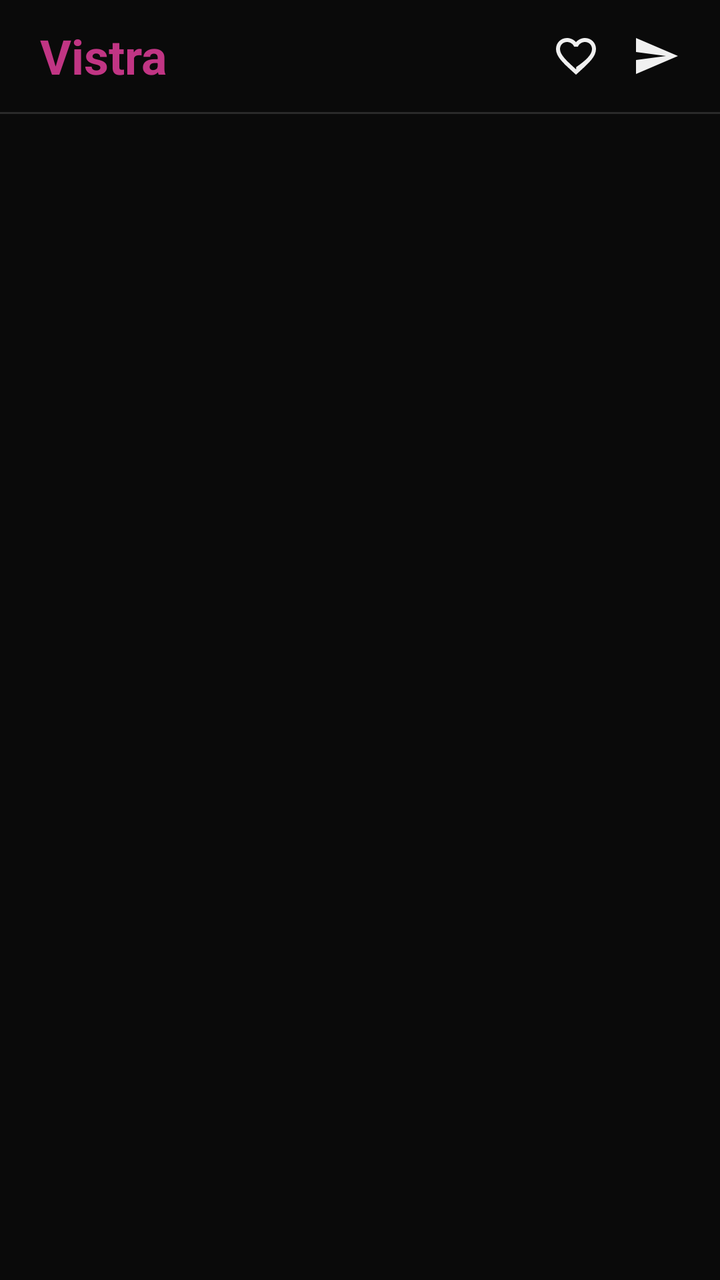
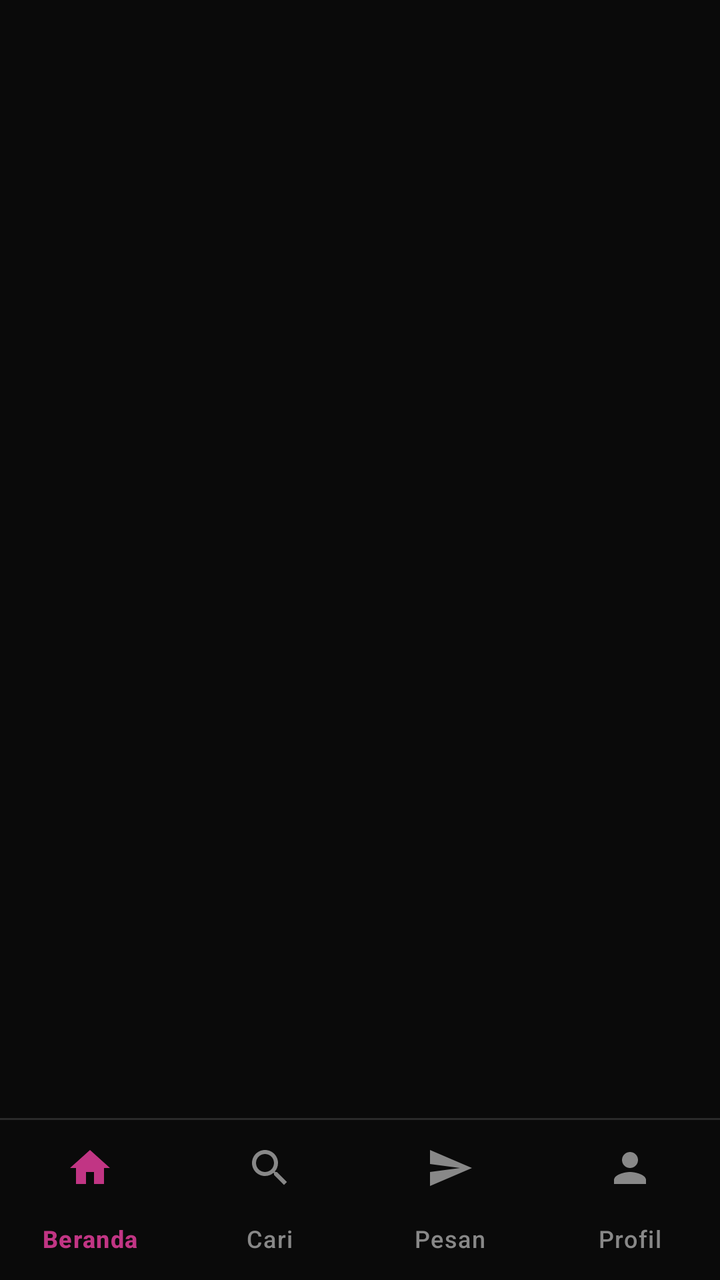

An Android layout rendered at two revisions. The XML below is the earlier revision; the diff shows what the commit changed to produce the second picture.
<!-- AndroidManifest.xml: application theme Theme.Example -->
<!-- res/layout/dashboard.xml -->
<?xml version="1.0" encoding="utf-8"?>
<LinearLayout
    xmlns:android="http://schemas.android.com/apk/res/android"
    android:id="@+id/dashboard"
    android:layout_width="match_parent"
    android:layout_height="match_parent"
    android:orientation="vertical"
    android:background="@color/bg_main">

    <RelativeLayout
        android:layout_width="match_parent"
        android:layout_height="56dp"
        android:paddingHorizontal="20dp">

        <TextView
            android:layout_width="wrap_content"
            android:layout_height="wrap_content"
            android:text="Vistra"
            android:textSize="24sp"
            android:textStyle="bold"
            android:textColor="@color/accent_color"
            android:layout_centerVertical="true"/>

        <LinearLayout
            android:layout_width="wrap_content"
            android:layout_height="wrap_content"
            android:layout_alignParentEnd="true"
            android:layout_centerVertical="true"
            android:orientation="horizontal">

            <ImageView
                android:layout_width="24dp"
                android:layout_height="24dp"
                android:src="@drawable/ic_heart"
                android:layout_marginEnd="16dp"/>

            <ImageView
                android:layout_width="24dp"
                android:layout_height="24dp"
                android:src="@drawable/ic_send"/>
        </LinearLayout>
    </RelativeLayout>

    <View android:layout_width="match_parent" android:layout_height="1dp" android:background="@color/stroke_color"/>

    <androidx.core.widget.NestedScrollView
        android:layout_width="match_parent"
        android:layout_height="match_parent">

        <LinearLayout
            android:layout_width="match_parent"
            android:layout_height="wrap_content"
            android:orientation="vertical">

            <androidx.recyclerview.widget.RecyclerView
                android:id="@+id/rvStories"
                android:layout_width="match_parent"
                android:layout_height="wrap_content"
                android:paddingVertical="16dp"
                android:clipToPadding="false"
                android:paddingHorizontal="20dp"
                android:orientation="horizontal"/>

            <androidx.recyclerview.widget.RecyclerView
                android:id="@+id/rvPosts"
                android:layout_width="match_parent"
                android:layout_height="wrap_content"
                android:nestedScrollingEnabled="false"
                android:orientation="vertical"/>

        </LinearLayout>
    </androidx.core.widget.NestedScrollView>
</LinearLayout>
<!-- resources referenced by this layout -->
<resources>
  <color name="accent_color">#C13584</color>
  <color name="bg_main">#0A0A0A</color>
  <color name="stroke_color">#2A2A2A</color>
  <!-- drawable ic_heart (drawable) -->
  <?xml version="1.0" encoding="utf-8"?>
  <vector xmlns:android="http://schemas.android.com/apk/res/android"
      android:width="24dp" android:height="24dp"
      android:viewportWidth="24" android:viewportHeight="24">
      <path android:fillColor="#F0F0F0"
          android:pathData="M16.5,3c-1.74,0 -3.41,0.81 -4.5,2.09C10.91,3.81 9.24,3 7.5,3 4.42,3 2,5.42 2,8.5c0,3.78 3.4,6.86 8.55,11.54L12,21.35l1.45,-1.32C18.6,15.36 22,12.28 22,8.5 22,5.42 19.58,3 16.5,3zM12.1,18.55l-0.1,0.1 -0.1,-0.1C7.14,14.24 4,11.39 4,8.5 4,6.5 5.5,5 7.5,5c1.54,0 3.04,0.99 3.57,2.36h1.87C13.46,5.99 14.96,5 16.5,5c2,0 3.5,1.5 3.5,3.5 0,2.89 -3.14,5.74 -7.9,9.05z"/>
  </vector>
  <!-- drawable ic_send (drawable) -->
  <?xml version="1.0" encoding="utf-8"?>
  <vector xmlns:android="http://schemas.android.com/apk/res/android"
      android:width="24dp" android:height="24dp"
      android:viewportWidth="24" android:viewportHeight="24">
      <path android:fillColor="#F0F0F0"
          android:pathData="M2.01,21L23,12 2.01,3 2,10l15,2 -15,2z"/>
  </vector>
  <style name="Theme.Example" parent="Base.Theme.Example" />
  <style name="Base.Theme.Example" parent="Theme.Material3.DayNight.NoActionBar">
          
          
      </style>
</resources>

<!-- the commit's change to res/layout/dashboard.xml (unified diff, before → after) -->
@@ -1,73 +1,32 @@
 <?xml version="1.0" encoding="utf-8"?>
-<LinearLayout
-    xmlns:android="http://schemas.android.com/apk/res/android"
+<RelativeLayout xmlns:android="http://schemas.android.com/apk/res/android"
+    xmlns:app="http://schemas.android.com/apk/res-auto"
     android:id="@+id/dashboard"
     android:layout_width="match_parent"
     android:layout_height="match_parent"
-    android:orientation="vertical"
     android:background="@color/bg_main">
 
-    <RelativeLayout
+    <FrameLayout
+        android:id="@+id/fragment_container"
         android:layout_width="match_parent"
-        android:layout_height="56dp"
-        android:paddingHorizontal="20dp">
+        android:layout_height="match_parent"
+        android:layout_above="@id/bottom_navigation" />
 
-        <TextView
-            android:layout_width="wrap_content"
-            android:layout_height="wrap_content"
-            android:text="Vistra"
-            android:textSize="24sp"
-            android:textStyle="bold"
-            android:textColor="@color/accent_color"
-            android:layout_centerVertical="true"/>
+    <View
+        android:layout_width="match_parent"
+        android:layout_height="1dp"
+        android:layout_above="@id/bottom_navigation"
+        android:background="@color/stroke_color" />
 
-        <LinearLayout
-            android:layout_width="wrap_content"
-            android:layout_height="wrap_content"
-            android:layout_alignParentEnd="true"
-            android:layout_centerVertical="true"
-            android:orientation="horizontal">
+    <com.google.android.material.bottomnavigation.BottomNavigationView
+        android:id="@+id/bottom_navigation"
+        android:layout_width="match_parent"
+        android:layout_height="wrap_content"
+        android:layout_alignParentBottom="true"
+        android:background="@color/bg_main"
+        app:itemIconTint="@color/nav_item_color"
+        app:itemTextColor="@color/nav_item_color"
+        app:labelVisibilityMode="labeled"
+        app:menu="@menu/bottom_nav_menu" />
 
-            <ImageView
-                android:layout_width="24dp"
-                android:layout_height="24dp"
-                android:src="@drawable/ic_heart"
-                android:layout_marginEnd="16dp"/>
-
-            <ImageView
-                android:layout_width="24dp"
-                android:layout_height="24dp"
-                android:src="@drawable/ic_send"/>
-        </LinearLayout>
-    </RelativeLayout>
-
-    <View android:layout_width="match_parent" android:layout_height="1dp" android:background="@color/stroke_color"/>
-
-    <androidx.core.widget.NestedScrollView
-        android:layout_width="match_parent"
-        android:layout_height="match_parent">
-
-        <LinearLayout
-            android:layout_width="match_parent"
-            android:layout_height="wrap_content"
-            android:orientation="vertical">
-
-            <androidx.recyclerview.widget.RecyclerView
-                android:id="@+id/rvStories"
-                android:layout_width="match_parent"
-                android:layout_height="wrap_content"
-                android:paddingVertical="16dp"
-                android:clipToPadding="false"
-                android:paddingHorizontal="20dp"
-                android:orientation="horizontal"/>
-
-            <androidx.recyclerview.widget.RecyclerView
-                android:id="@+id/rvPosts"
-                android:layout_width="match_parent"
-                android:layout_height="wrap_content"
-                android:nestedScrollingEnabled="false"
-                android:orientation="vertical"/>
-
-        </LinearLayout>
-    </androidx.core.widget.NestedScrollView>
-</LinearLayout>
+</RelativeLayout>
<!-- resource entries referenced after the edit -->
@@ -1,24 +1,7 @@
 <!-- resources referenced by this layout -->
 <resources>
-  <color name="accent_color">#C13584</color>
   <color name="bg_main">#0A0A0A</color>
   <color name="stroke_color">#2A2A2A</color>
-  <!-- drawable ic_heart (drawable) -->
-  <?xml version="1.0" encoding="utf-8"?>
-  <vector xmlns:android="http://schemas.android.com/apk/res/android"
-      android:width="24dp" android:height="24dp"
-      android:viewportWidth="24" android:viewportHeight="24">
-      <path android:fillColor="#F0F0F0"
-          android:pathData="M16.5,3c-1.74,0 -3.41,0.81 -4.5,2.09C10.91,3.81 9.24,3 7.5,3 4.42,3 2,5.42 2,8.5c0,3.78 3.4,6.86 8.55,11.54L12,21.35l1.45,-1.32C18.6,15.36 22,12.28 22,8.5 22,5.42 19.58,3 16.5,3zM12.1,18.55l-0.1,0.1 -0.1,-0.1C7.14,14.24 4,11.39 4,8.5 4,6.5 5.5,5 7.5,5c1.54,0 3.04,0.99 3.57,2.36h1.87C13.46,5.99 14.96,5 16.5,5c2,0 3.5,1.5 3.5,3.5 0,2.89 -3.14,5.74 -7.9,9.05z"/>
-  </vector>
-  <!-- drawable ic_send (drawable) -->
-  <?xml version="1.0" encoding="utf-8"?>
-  <vector xmlns:android="http://schemas.android.com/apk/res/android"
-      android:width="24dp" android:height="24dp"
-      android:viewportWidth="24" android:viewportHeight="24">
-      <path android:fillColor="#F0F0F0"
-          android:pathData="M2.01,21L23,12 2.01,3 2,10l15,2 -15,2z"/>
-  </vector>
   <style name="Theme.Example" parent="Base.Theme.Example" />
   <style name="Base.Theme.Example" parent="Theme.Material3.DayNight.NoActionBar">
           
